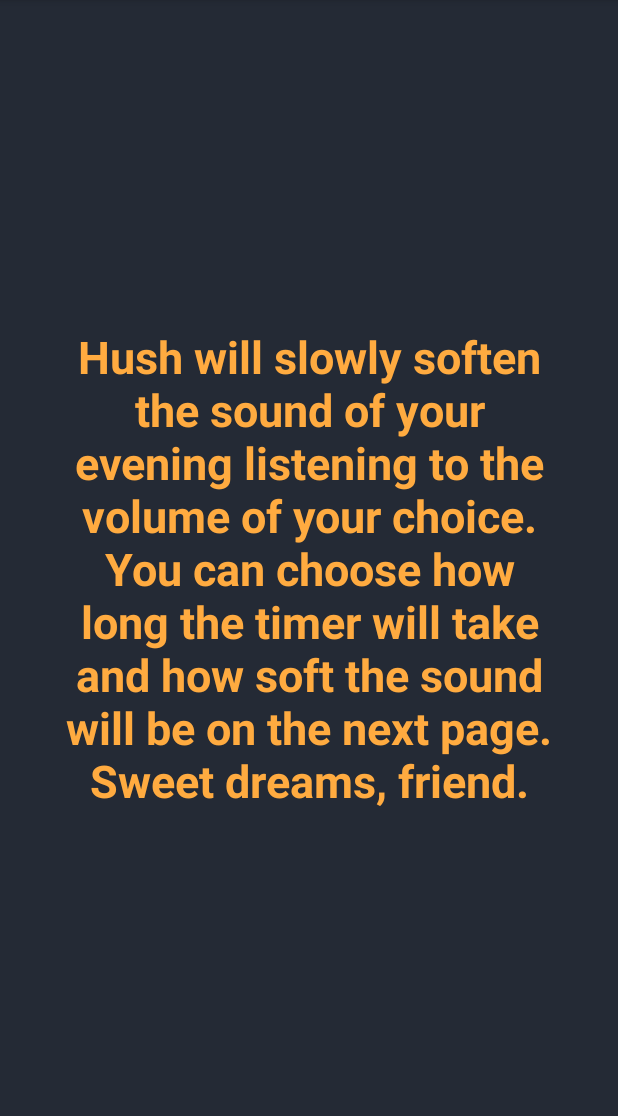
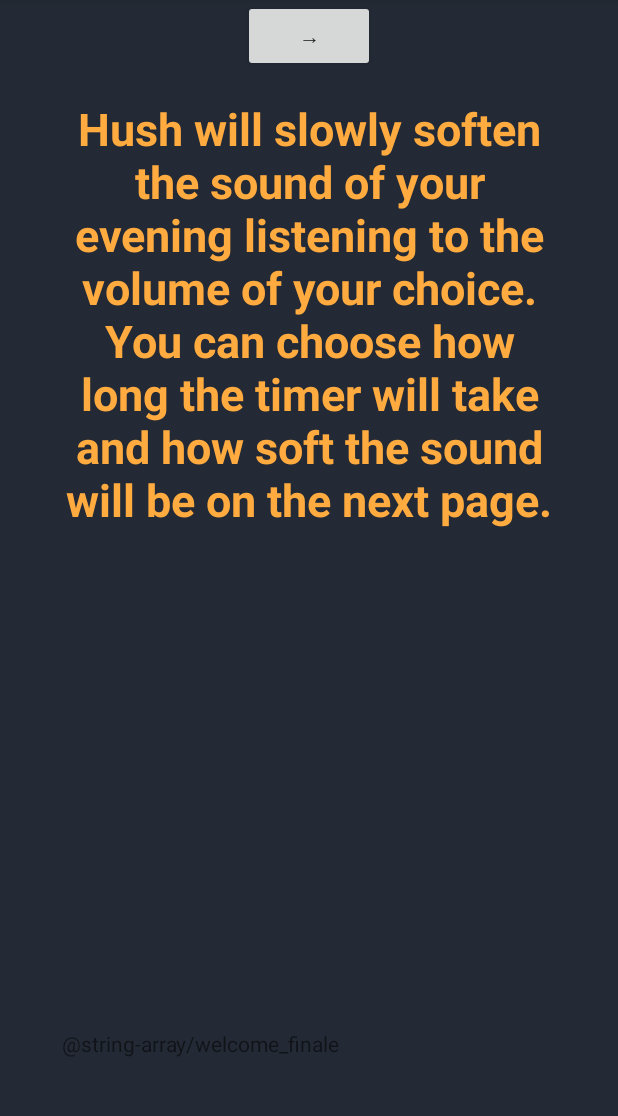
Before and after one commit to bedtime-audio-timer/audio-timer, an Android app: the WelcomeActivity screen opened directly, with no data from a screen before it, on a phone screen of 412 x 824 dp, the part 84-1200 px from its top. Run offline under Robolectric (Android 15) with nearby library versions, the phone set to English and light mode, and no system bars.

Commit message:
WIP Add button on welcome page and break up text into two fields, still need to work on styles and constraints

```diff
--- a/app/src/main/res/layout/activity_welcome.xml
+++ b/app/src/main/res/layout/activity_welcome.xml
@@ -5,22 +5,49 @@
     android:layout_width="match_parent"
     android:layout_height="match_parent"
     android:background="@color/colorBackground"
-    tools:context=".WelcomeActivity">
+    tools:context=".WelcomeActivity"
+    tools:layout_editor_absoluteY="25dp">
 
     <TextView
         android:id="@+id/textView"
         style="@style/LabelText"
         android:layout_width="328dp"
         android:layout_height="413dp"
-        android:layout_marginBottom="8dp"
         android:layout_marginEnd="8dp"
         android:layout_marginLeft="8dp"
         android:layout_marginRight="8dp"
         android:layout_marginStart="8dp"
         android:layout_marginTop="8dp"
         android:text="@string/app_description"
-        app:layout_constraintBottom_toBottomOf="parent"
         app:layout_constraintEnd_toEndOf="parent"
         app:layout_constraintStart_toStartOf="parent"
         app:layout_constraintTop_toTopOf="parent" />
+
+    <TextView
+        android:id="@+id/textView2"
+        android:layout_width="331dp"
+        android:layout_height="46dp"
+        android:layout_marginBottom="36dp"
+        android:layout_marginEnd="8dp"
+        android:layout_marginLeft="8dp"
+        android:layout_marginRight="8dp"
+        android:layout_marginStart="8dp"
+        android:text="@string-array/welcome_finale"
+        app:layout_constraintBottom_toBottomOf="parent"
+        app:layout_constraintEnd_toEndOf="parent"
+        app:layout_constraintHorizontal_bias="0.513"
+        app:layout_constraintStart_toStartOf="parent" />
+
+    <Button
+        android:id="@+id/button"
+        android:layout_width="wrap_content"
+        android:layout_height="wrap_content"
+        android:layout_marginEnd="8dp"
+        android:layout_marginLeft="8dp"
+        android:layout_marginRight="8dp"
+        android:layout_marginStart="8dp"
+        android:text="@string/welcome_button"
+        app:layout_constraintEnd_toEndOf="parent"
+        app:layout_constraintStart_toStartOf="parent"
+        tools:layout_editor_absoluteY="429dp" />
 </android.support.constraint.ConstraintLayout>
--- a/app/src/main/res/values/strings.xml
+++ b/app/src/main/res/values/strings.xml
@@ -2,5 +2,11 @@
     <string name="app_name">Hush - sleep timer</string>
     <string name="volume_label">Decrease Volume to</string>
     <string name="timer_label">over</string>
-    <string name="app_description">Hush will slowly soften the sound of your evening listening to the volume of your choice.\nYou can choose how long the timer will take and how soft the sound will be on the next page.\nSweet dreams, friend.</string>
+    <string name="app_description">Hush will slowly soften the sound of your evening listening to the volume of your choice.\nYou can choose how long the timer will take and how soft the sound will be on the next page.</string>
+    <string name="welcome_button">→</string>
+    <string-array name="welcome_finale">
+        <item>Sweet dreams, friend.</item>
+        <item>Sleep well, friend.</item>
+        <item>Good night, friend.</item>
+    </string-array>
 </resources>
```
